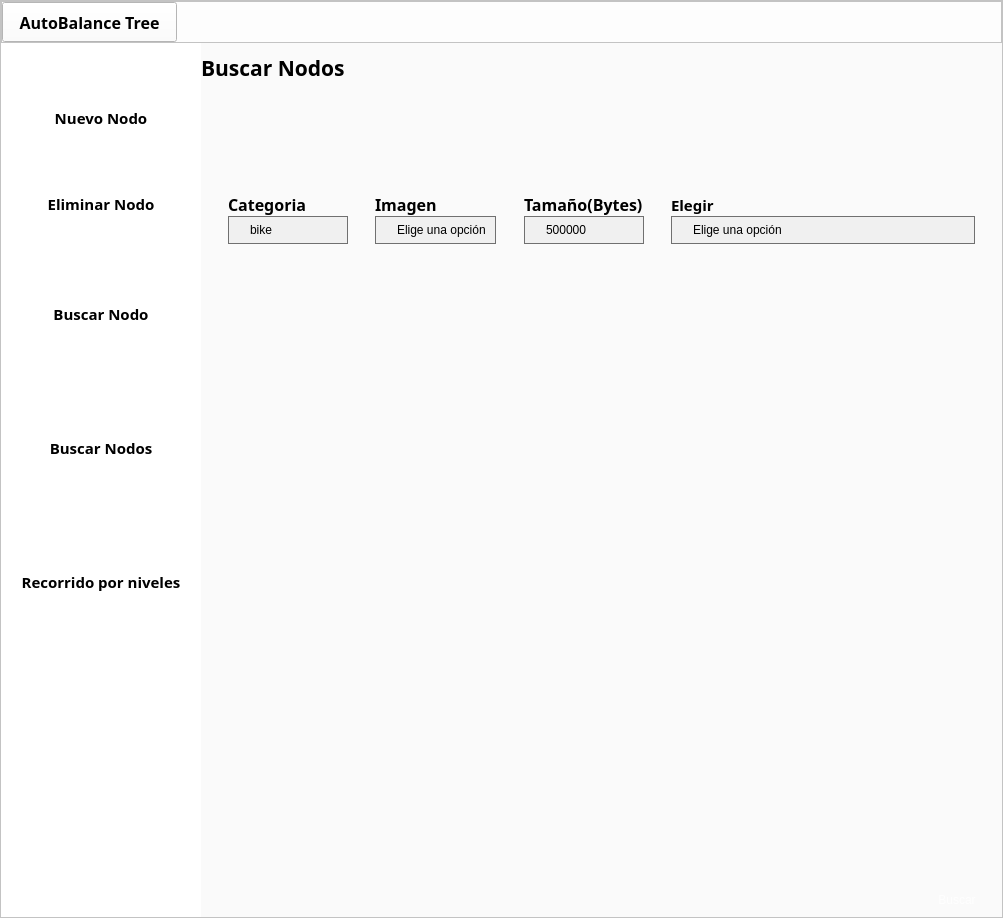
Above: Auto_balancedTree.ui from DanielCarracedo/AutoBalanced_Tree before the change. Below: the same form after it.
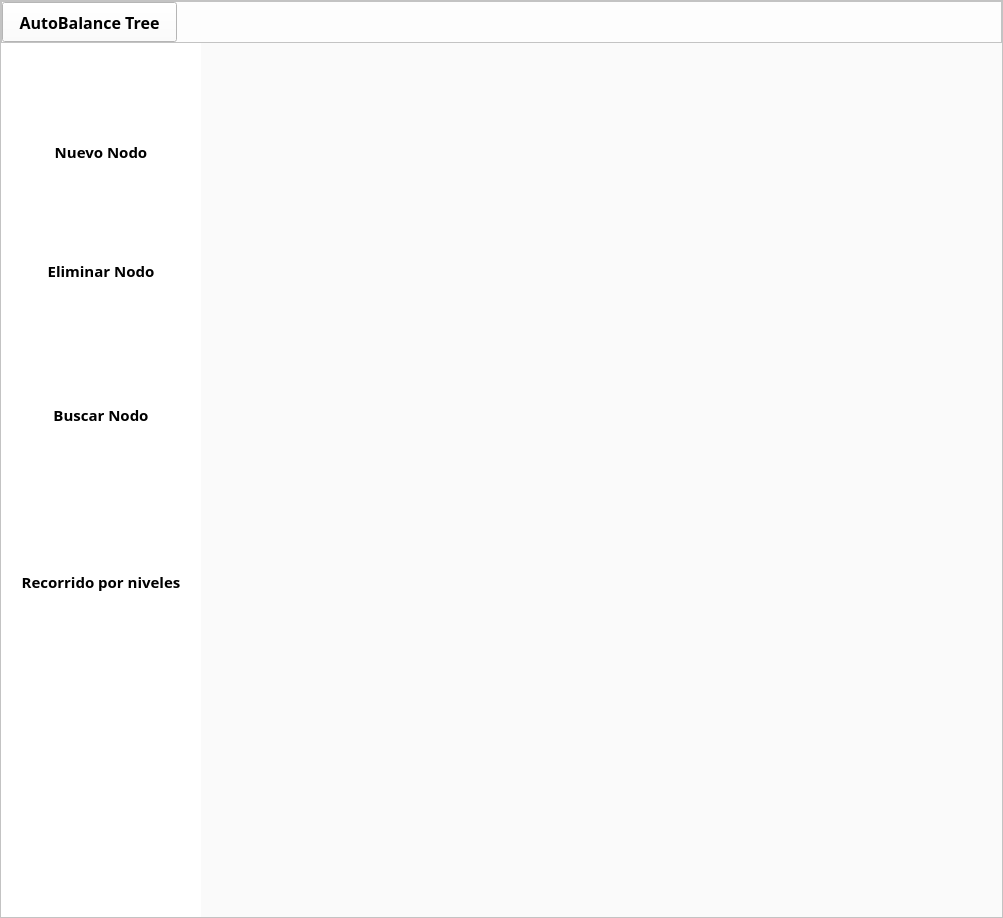
That is the form after the change. Icons and pictures are not drawn.

What changed in the file:
```diff
--- a/Auto_balancedTree.ui
+++ b/Auto_balancedTree.ui
@@ -379,53 +379,6 @@
                    </property>
                   </widget>
                  </item>
-                 <item>
-                  <spacer name="verticalSpacer_5">
-                   <property name="orientation">
-                    <enum>Qt::Vertical</enum>
-                   </property>
-                   <property name="sizeHint" stdset="0">
-                    <size>
-                     <width>20</width>
-                     <height>60</height>
-                    </size>
-                   </property>
-                  </spacer>
-                 </item>
-                 <item>
-                  <widget class="QPushButton" name="Search_Nodes">
-                   <property name="minimumSize">
-                    <size>
-                     <width>0</width>
-                     <height>70</height>
-                    </size>
-                   </property>
-                   <property name="font">
-                    <font>
-                     <family>Bahnschrift SemiBold</family>
-                     <pointsize>11</pointsize>
-                     <weight>75</weight>
-                     <bold>true</bold>
-                    </font>
-                   </property>
-                   <property name="cursor">
-                    <cursorShape>PointingHandCursor</cursorShape>
-                   </property>
-                   <property name="text">
-                    <string>Buscar Nodos</string>
-                   </property>
-                   <property name="icon">
-                    <iconset>
-                     <normaloff>Imagenes/Buscar Nodos.png</normaloff>Imagenes/Buscar Nodos.png</iconset>
-                   </property>
-                   <property name="iconSize">
-                    <size>
-                     <width>70</width>
-                     <height>70</height>
-                    </size>
-                   </property>
-                  </widget>
-                 </item>
                  <item>
                   <spacer name="verticalSpacer_2">
                    <property name="orientation">
@@ -1902,547 +1855,6 @@
                  <property name="bottomMargin">
                   <number>0</number>
                  </property>
-                 <item>
-                  <widget class="QFrame" name="frame_10">
-                   <property name="frameShape">
-                    <enum>QFrame::StyledPanel</enum>
-                   </property>
-                   <property name="frameShadow">
-                    <enum>QFrame::Raised</enum>
-                   </property>
-                   <layout class="QVBoxLayout" name="verticalLayout_32">
-                    <property name="spacing">
-                     <number>0</number>
-                    </property>
-                    <property name="leftMargin">
-                     <number>0</number>
-                    </property>
-                    <property name="topMargin">
-                     <number>0</number>
-                    </property>
-                    <property name="rightMargin">
-                     <number>0</number>
-                    </property>
-                    <property name="bottomMargin">
-                     <number>0</number>
-                    </property>
-                    <item>
-                     <layout class="QVBoxLayout" name="verticalLayout_31">
-                      <item>
-                       <widget class="QLabel" name="label_11">
-                        <property name="minimumSize">
-                         <size>
-                          <width>0</width>
-                          <height>50</height>
-                         </size>
-                        </property>
-                        <property name="font">
-                         <font>
-                          <family>Bahnschrift SemiBold</family>
-                          <pointsize>16</pointsize>
-                          <weight>75</weight>
-                          <bold>true</bold>
-                         </font>
-                        </property>
-                        <property name="text">
-                         <string>Buscar Nodos</string>
-                        </property>
-                       </widget>
-                      </item>
-                      <item>
-                       <spacer name="verticalSpacer_14">
-                        <property name="orientation">
-                         <enum>Qt::Vertical</enum>
-                        </property>
-                        <property name="sizeType">
-                         <enum>QSizePolicy::Fixed</enum>
-                        </property>
-                        <property name="sizeHint" stdset="0">
-                         <size>
-                          <width>20</width>
-                          <height>100</height>
-                         </size>
-                        </property>
-                       </spacer>
-                      </item>
-                      <item>
-                       <layout class="QHBoxLayout" name="horizontalLayout_10">
-                        <item>
-                         <spacer name="horizontalSpacer_20">
-                          <property name="orientation">
-                           <enum>Qt::Horizontal</enum>
-                          </property>
-                          <property name="sizeHint" stdset="0">
-                           <size>
-                            <width>13</width>
-                            <height>17</height>
-                           </size>
-                          </property>
-                         </spacer>
-                        </item>
-                        <item>
-                         <layout class="QVBoxLayout" name="verticalLayout_24">
-                          <item>
-                           <widget class="QLabel" name="label_12">
-                            <property name="font">
-                             <font>
-                              <family>Bahnschrift SemiBold</family>
-                              <pointsize>12</pointsize>
-                              <weight>75</weight>
-                              <bold>true</bold>
-                             </font>
-                            </property>
-                            <property name="text">
-                             <string>Categoria</string>
-                            </property>
-                           </widget>
-                          </item>
-                          <item>
-                           <widget class="QComboBox" name="Categoria_3">
-                            <property name="minimumSize">
-                             <size>
-                              <width>120</width>
-                              <height>0</height>
-                             </size>
-                            </property>
-                            <property name="cursor">
-                             <cursorShape>PointingHandCursor</cursorShape>
-                            </property>
-                            <property name="layoutDirection">
-                             <enum>Qt::RightToLeft</enum>
-                            </property>
-                            <property name="styleSheet">
-                             <string notr="true">QComboBox {
-    /* Fondo del QComboBox */
-    background-color: #F0F0F0;
-    /* Bordes */
-    border: 1px solid #707070;
-    /* Ajuste de relleno */
-    padding: 5px;
-    /* Alineación del texto */
-    text-align: center;
-    /* Fuente */
-    font-family: Arial;
-    font-size: 12px;
-}
-
-/* Estilo del ítem desplegado */
-QComboBox::drop-down {
-    border: none; /* Elimina el borde del ícono de despliegue */
-}
-
-/* Estilo del ítem seleccionado */
-QComboBox::down-arrow {
-    /*image: url(:/icons/down_arrow.png); /* Aquí puedes usar una imagen si lo prefieres */
-    width: 10px;
-    height: 10px;
-}</string>
-                            </property>
-                            <item>
-                             <property name="text">
-                              <string>bike</string>
-                             </property>
-                            </item>
-                            <item>
-                             <property name="text">
-                              <string>cars</string>
-                             </property>
-                            </item>
-                            <item>
-                             <property name="text">
-                              <string>cats</string>
-                             </property>
-                            </item>
-                            <item>
-                             <property name="text">
-                              <string>dogs</string>
-                             </property>
-                            </item>
-                            <item>
-                             <property name="text">
-                              <string>flowers</string>
-                             </property>
-                            </item>
-                            <item>
-                             <property name="text">
-                              <string>horses</string>
-                             </property>
-                            </item>
-                            <item>
-                             <property name="text">
-                              <string>human</string>
-                             </property>
-                            </item>
-                           </widget>
-                          </item>
-                         </layout>
-                        </item>
-                        <item>
-                         <spacer name="horizontalSpacer_21">
-                          <property name="orientation">
-                           <enum>Qt::Horizontal</enum>
-                          </property>
-                          <property name="sizeHint" stdset="0">
-                           <size>
-                            <width>13</width>
-                            <height>17</height>
-                           </size>
-                          </property>
-                         </spacer>
-                        </item>
-                        <item>
-                         <layout class="QVBoxLayout" name="verticalLayout_25">
-                          <item>
-                           <widget class="QLabel" name="label_13">
-                            <property name="font">
-                             <font>
-                              <family>Bahnschrift SemiBold</family>
-                              <pointsize>12</pointsize>
-                              <weight>75</weight>
-                              <bold>true</bold>
-                             </font>
-                            </property>
-                            <property name="text">
-                             <string>Imagen</string>
-                            </property>
-                           </widget>
-                          </item>
-                          <item>
-                           <widget class="QComboBox" name="Imagen_3">
-                            <property name="minimumSize">
-                             <size>
-                              <width>120</width>
-                              <height>0</height>
-                             </size>
-                            </property>
-                            <property name="cursor">
-                             <cursorShape>PointingHandCursor</cursorShape>
-                            </property>
-                            <property name="layoutDirection">
-                             <enum>Qt::RightToLeft</enum>
-                            </property>
-                            <property name="styleSheet">
-                             <string notr="true">QComboBox {
-    /* Fondo del QComboBox */
-    background-color: #F0F0F0;
-    /* Bordes */
-    border: 1px solid #707070;
-    /* Ajuste de relleno */
-    padding: 5px;
-    /* Alineación del texto */
-    text-align: center;
-    /* Fuente */
-    font-family: Arial;
-    font-size: 12px;
-}
-
-/* Estilo del ítem desplegado */
-QComboBox::drop-down {
-    border: none; /* Elimina el borde del ícono de despliegue */
-}
-
-/* Estilo del ítem seleccionado */
-QComboBox::down-arrow {
-    /*image: url(:/icons/down_arrow.png); /* Aquí puedes usar una imagen si lo prefieres */
-    width: 10px;
-    height: 10px;
-}</string>
-                            </property>
-                            <item>
-                             <property name="text">
-                              <string>Elige una opción</string>
-                             </property>
-                            </item>
-                           </widget>
-                          </item>
-                         </layout>
-                        </item>
-                        <item>
-                         <spacer name="horizontalSpacer_22">
-                          <property name="orientation">
-                           <enum>Qt::Horizontal</enum>
-                          </property>
-                          <property name="sizeHint" stdset="0">
-                           <size>
-                            <width>13</width>
-                            <height>17</height>
-                           </size>
-                          </property>
-                         </spacer>
-                        </item>
-                        <item>
-                         <layout class="QVBoxLayout" name="verticalLayout_26">
-                          <item>
-                           <widget class="QLabel" name="label_14">
-                            <property name="font">
-                             <font>
-                              <family>Bahnschrift SemiBold</family>
-                              <pointsize>12</pointsize>
-                              <weight>75</weight>
-                              <bold>true</bold>
-                             </font>
-                            </property>
-                            <property name="text">
-                             <string>Tamaño(Bytes)</string>
-                            </property>
-                           </widget>
-                          </item>
-                          <item>
-                           <widget class="QComboBox" name="Size">
-                            <property name="minimumSize">
-                             <size>
-                              <width>120</width>
-                              <height>0</height>
-                             </size>
-                            </property>
-                            <property name="cursor">
-                             <cursorShape>PointingHandCursor</cursorShape>
-                            </property>
-                            <property name="layoutDirection">
-                             <enum>Qt::RightToLeft</enum>
-                            </property>
-                            <property name="styleSheet">
-                             <string notr="true">QComboBox {
-    /* Fondo del QComboBox */
-    background-color: #F0F0F0;
-    /* Bordes */
-    border: 1px solid #707070;
-    /* Ajuste de relleno */
-    padding: 5px;
-    /* Alineación del texto */
-    text-align: center;
-    /* Fuente */
-    font-family: Arial;
-    font-size: 12px;
-}
-
-/* Estilo del ítem desplegado */
-QComboBox::drop-down {
-    border: none; /* Elimina el borde del ícono de despliegue */
-}
-
-/* Estilo del ítem seleccionado */
-QComboBox::down-arrow {
-    /*image: url(:/icons/down_arrow.png); /* Aquí puedes usar una imagen si lo prefieres */
-    width: 10px;
-    height: 10px;
-}</string>
-                            </property>
-                            <item>
-                             <property name="text">
-                              <string>500000</string>
-                             </property>
-                            </item>
-                           </widget>
-                          </item>
-                         </layout>
-                        </item>
-                        <item>
-                         <spacer name="horizontalSpacer_27">
-                          <property name="orientation">
-                           <enum>Qt::Horizontal</enum>
-                          </property>
-                          <property name="sizeHint" stdset="0">
-                           <size>
-                            <width>13</width>
-                            <height>17</height>
-                           </size>
-                          </property>
-                         </spacer>
-                        </item>
-                        <item>
-                         <layout class="QVBoxLayout" name="verticalLayout_30">
-                          <item>
-                           <widget class="QLabel" name="label_18">
-                            <property name="font">
-                             <font>
-                              <family>Bahnschrift SemiBold</family>
-                              <pointsize>11</pointsize>
-                              <weight>75</weight>
-                              <bold>true</bold>
-                             </font>
-                            </property>
-                            <property name="text">
-                             <string>Elegir</string>
-                            </property>
-                           </widget>
-                          </item>
-                          <item>
-                           <widget class="QComboBox" name="Elegir_1">
-                            <property name="minimumSize">
-                             <size>
-                              <width>120</width>
-                              <height>0</height>
-                             </size>
-                            </property>
-                            <property name="layoutDirection">
-                             <enum>Qt::RightToLeft</enum>
-                            </property>
-                            <property name="styleSheet">
-                             <string notr="true">QComboBox {
-    /* Fondo del QComboBox */
-    background-color: #F0F0F0;
-    /* Bordes */
-    border: 1px solid #707070;
-    /* Ajuste de relleno */
-    padding: 5px;
-    /* Alineación del texto */
-    text-align: center;
-    /* Fuente */
-    font-family: Arial;
-    font-size: 12px;
-}
-
-/* Estilo del ítem desplegado */
-QComboBox::drop-down {
-    border: none; /* Elimina el borde del ícono de despliegue */
-}
-
-/* Estilo del ítem seleccionado */
-QComboBox::down-arrow {
-    /*image: url(:/icons/down_arrow.png); /* Aquí puedes usar una imagen si lo prefieres */
-    width: 10px;
-    height: 10px;
-}</string>
-                            </property>
-                            <item>
-                             <property name="text">
-                              <string>Elige una opción</string>
-                             </property>
-                            </item>
-                            <item>
-                             <property name="text">
-                              <string>Obtener el nivel del nodo</string>
-                             </property>
-                            </item>
-                            <item>
-                             <property name="text">
-                              <string>Obtener el factor de balanceo (equilibrio) del nodo</string>
-                             </property>
-                            </item>
-                            <item>
-                             <property name="text">
-                              <string>Encontrar el padre del nodo</string>
-                             </property>
-                            </item>
-                            <item>
-                             <property name="text">
-                              <string> Encontrar el abuelo del nodo</string>
-                             </property>
-                            </item>
-                            <item>
-                             <property name="text">
-                              <string>Encontrar el tío del nodo</string>
-                             </property>
-                            </item>
-                           </widget>
-                          </item>
-                         </layout>
-                        </item>
-                        <item>
-                         <spacer name="horizontalSpacer_23">
-                          <property name="orientation">
-                           <enum>Qt::Horizontal</enum>
-                          </property>
-                          <property name="sizeHint" stdset="0">
-                           <size>
-                            <width>13</width>
-                            <height>17</height>
-                           </size>
-                          </property>
-                         </spacer>
-                        </item>
-                       </layout>
-                      </item>
-                      <item>
-                       <widget class="QLabel" name="label_19">
-                        <property name="font">
-                         <font>
-                          <family>Bahnschrift SemiBold</family>
-                          <pointsize>12</pointsize>
-                          <weight>75</weight>
-                          <bold>true</bold>
-                         </font>
-                        </property>
-                        <property name="text">
-                         <string/>
-                        </property>
-                       </widget>
-                      </item>
-                      <item>
-                       <spacer name="verticalSpacer_15">
-                        <property name="orientation">
-                         <enum>Qt::Vertical</enum>
-                        </property>
-                        <property name="sizeHint" stdset="0">
-                         <size>
-                          <width>20</width>
-                          <height>40</height>
-                         </size>
-                        </property>
-                       </spacer>
-                      </item>
-                      <item>
-                       <layout class="QHBoxLayout" name="horizontalLayout_15">
-                        <item>
-                         <spacer name="horizontalSpacer_31">
-                          <property name="orientation">
-                           <enum>Qt::Horizontal</enum>
-                          </property>
-                          <property name="sizeHint" stdset="0">
-                           <size>
-                            <width>40</width>
-                            <height>20</height>
-                           </size>
-                          </property>
-                         </spacer>
-                        </item>
-                        <item>
-                         <widget class="QPushButton" name="Search">
-                          <property name="minimumSize">
-                           <size>
-                            <width>90</width>
-                            <height>35</height>
-                           </size>
-                          </property>
-                          <property name="cursor">
-                           <cursorShape>PointingHandCursor</cursorShape>
-                          </property>
-                          <property name="styleSheet">
-                           <string notr="true">QPushButton{
-
-background-color: qlineargradient(spread:pad, x1:0, y1:0.505682, x2:1, y2:0.477, stop:0 rgbaa(81, 145, 71, 219), stop:1 rgba(67, 125, 41, 226));
-
-color:rgba(255, 255, 255, 210);
- border-radius:5px; 
-}
-
-QPushButton:hover{
-
-background-color: qlineargradient(spread:pad, x1:0, y1:0.505682, x2:1, y2:0.477, stop:0 rgba(95, 157, 84, 219), stop:1 rgba(74, 136, 55, 226));
- }
-
-QPushButton:pressed{
-
-padding-left:5px;
-
-padding-top:5px;
-
-background-color:rgba(105, 118, 132, 200);
-}</string>
-                          </property>
-                          <property name="text">
-                           <string>Buscar</string>
-                          </property>
-                         </widget>
-                        </item>
-                       </layout>
-                      </item>
-                     </layout>
-                    </item>
-                   </layout>
-                  </widget>
-                 </item>
                 </layout>
                </widget>
                <widget class="QWidget" name="Recorrido_Niveles">
```
